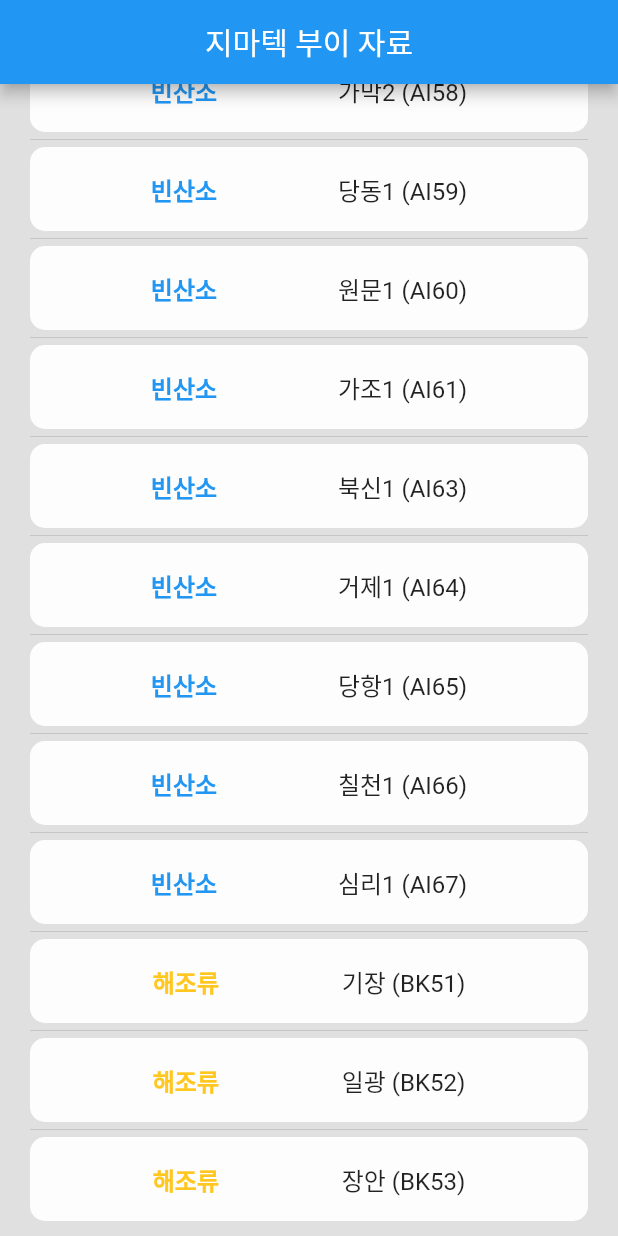
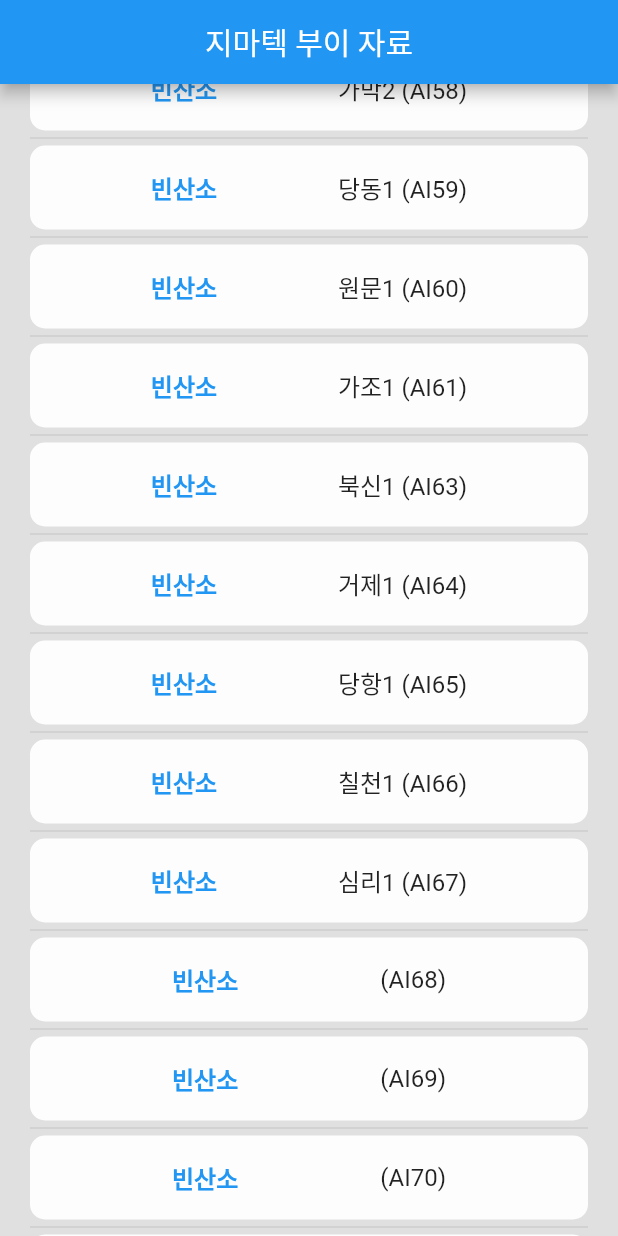
Before and after one commit to juno-flutter/buoy_email_reader, a Flutter app: the screen it shows after launch, scrolled down 365 dp, on a phone screen of 412 x 824 dp. Run offline on Flutter 3.47's test engine with Material 2 defaults, Android fonts, the phone set to English and light mode, and no system bars; our stand-ins replace get, syncfusion_flutter_datagrid; missing offline and left inert: enough_mail, simple_fontellico_progress_dialog.

Commit message:
빈산소 정점 3개소 추가 (68, 69, 70) 정점 명칭 누락되어 있으므로 추가하여함.

```diff
--- a/lib/main.dart
+++ b/lib/main.dart
@@ -259,6 +259,24 @@ class MainPage extends StatelessWidget {
       'layer': 7,
       'system_name': '빈산소',
     },
+    'AI68': {
+      'id': 'AI68',
+      'name': '(AI68)',
+      'layer': 5,
+      'system_name': '빈산소',
+    },
+    'AI69': {
+      'id': 'AI69',
+      'name': '(AI69)',
+      'layer': 5,
+      'system_name': '빈산소',
+    },
+    'AI70': {
+      'id': 'AI70',
+      'name': '(AI70)',
+      'layer': 4,
+      'system_name': '빈산소',
+    },
     'BK51': {
       'id': 'BK51',
       'name': '기장 (BK51)',
```
